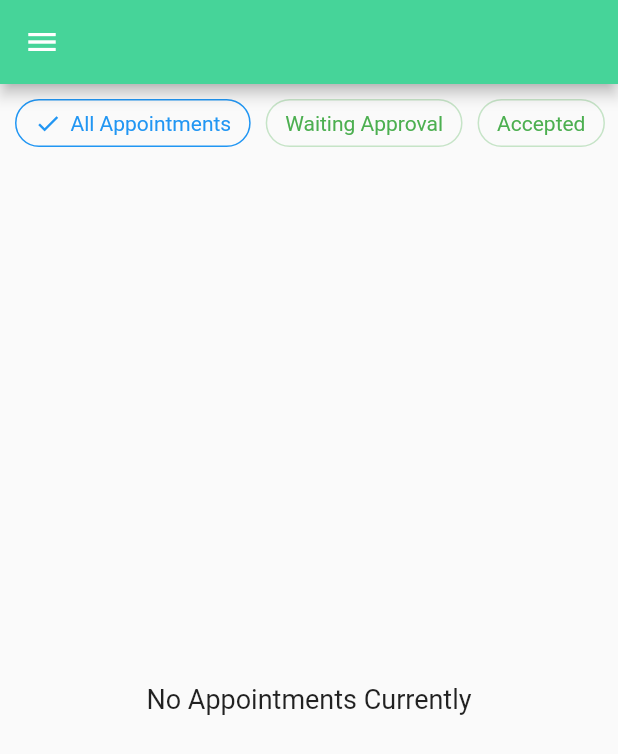
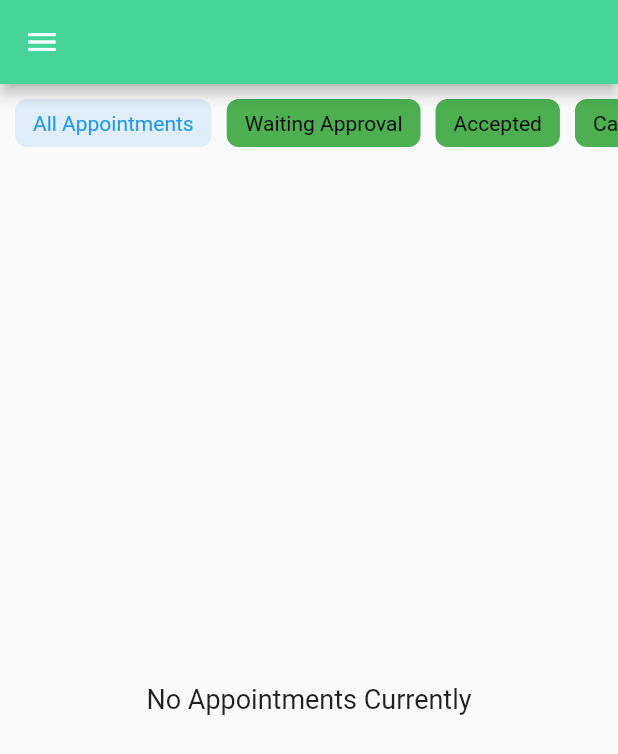
Before and after one commit to rudranshsinghmahra/Doctor_Application, a Flutter app: the screen it shows once a user with an empty profile is signed in, on a phone screen of 412 x 824 dp. Shown: the top 754 px of the screen. Run offline on Flutter 3.47's test engine with Material 2 defaults, Android fonts, the phone set to English and light mode, and no system bars; drawn by our look-alikes of chips_choice; our stand-ins replace awesome_dialog, cloud_firestore, firebase_auth, firebase_core, firebase_storage, flutter_spinkit and 5 more; missing offline and left inert: restart_app; accounts and stored records are empty.

Commit message:
plugins updated and some changes done

```diff
--- a/lib/screens/main_screen.dart
+++ b/lib/screens/main_screen.dart
@@ -1,5 +1,5 @@
 import 'dart:async';
-import 'package:chips_choice_null_safety/chips_choice_null_safety.dart';
+import 'package:chips_choice/chips_choice.dart';
 import 'package:cloud_firestore/cloud_firestore.dart';
 import 'package:doctors_app/provider.dart';
 import 'package:doctors_app/services/firebase_services.dart';
@@ -122,7 +122,7 @@ class _MainScreenState extends State<MainScreen> {
               value: (i, v) => i,
               label: (i, v) => v,
             ),
-            choiceStyle: const C2ChoiceStyle(color: Colors.green),
+            choiceStyle: const C2ChipStyle(backgroundColor: Colors.green)
           ),
           StreamBuilder<QuerySnapshot>(
             stream: service.appointments
--- a/pubspec.yaml
+++ b/pubspec.yaml
@@ -43,7 +43,6 @@ dependencies:
   font_awesome_flutter:
   cloud_firestore:
   flutter_spinkit:
-  chips_choice_null_safety: ^2.0.6
   shimmer: ^2.0.0
   awesome_dialog: ^3.0.2
   fluttertoast:
@@ -52,6 +51,7 @@ dependencies:
   firebase_storage:
   url_launcher:
   sn_progress_dialog: ^1.1.3
+  chips_choice: ^3.0.1
 
 dev_dependencies:
   flutter_test:
```
Also changed, not shown: pubspec.lock, 1 other file.
